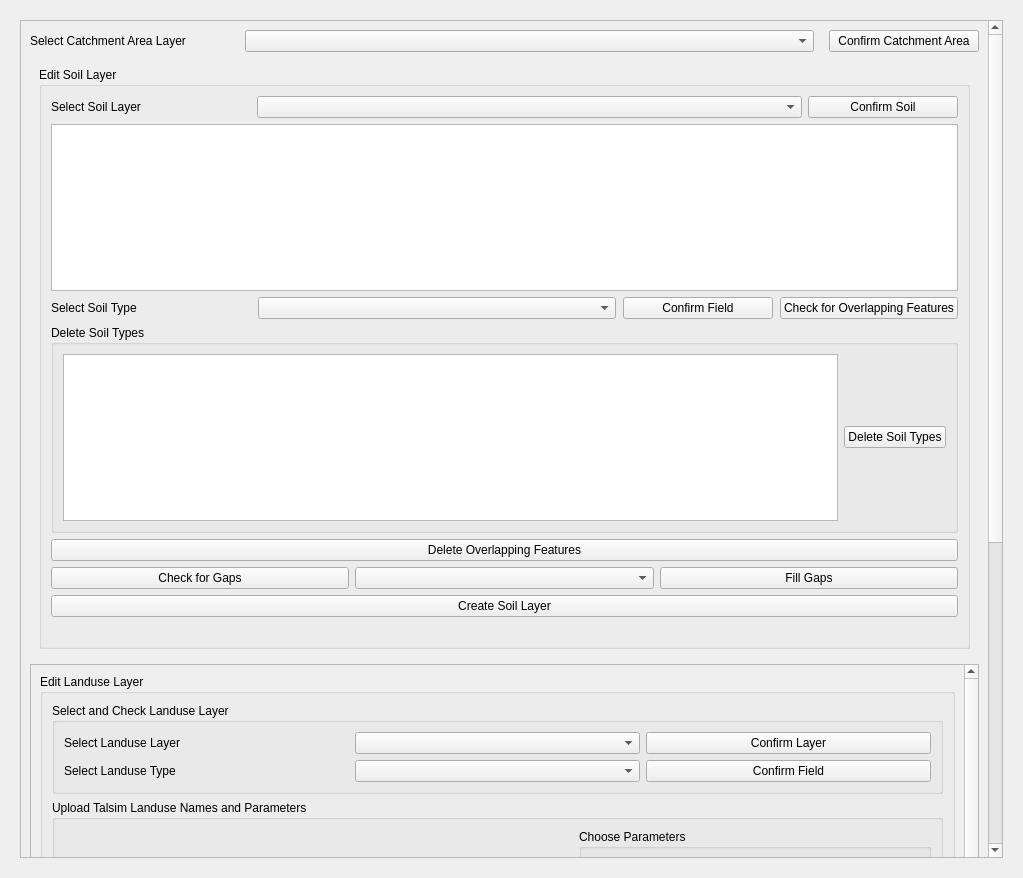
This is qtalsim_dialog_base.ui in sydroconsult/QTalsim as Qt 5 draws it before an edit. The edited form follows.
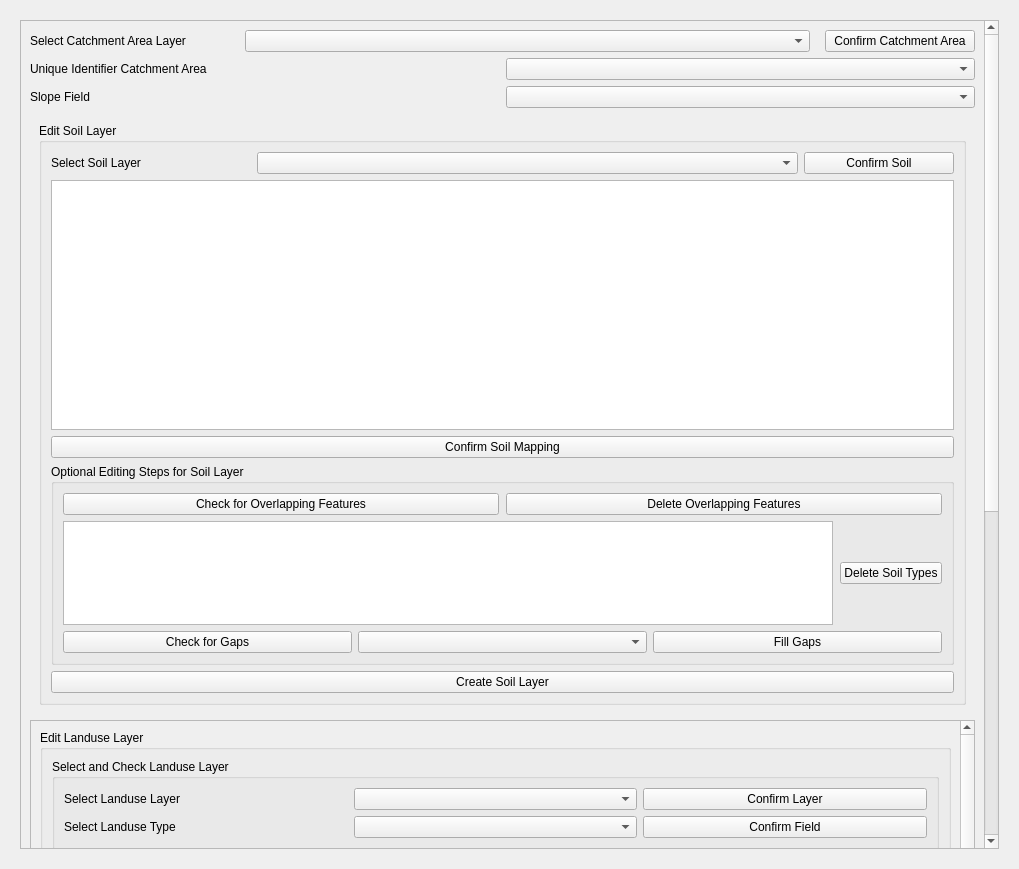
This is the edited form. Custom widgets are drawn as their Qt base class.

What changed in the file:
```diff
--- a/qtalsim_dialog_base.ui
+++ b/qtalsim_dialog_base.ui
@@ -6,8 +6,8 @@
    <rect>
     <x>0</x>
     <y>0</y>
-    <width>1023</width>
-    <height>878</height>
+    <width>1019</width>
+    <height>869</height>
    </rect>
   </property>
   <property name="sizePolicy">
@@ -25,6 +25,9 @@
   <property name="windowTitle">
    <string>QTalsim</string>
   </property>
+  <property name="toolTip">
+   <string extracomment="Mode to eliminate Gaps."/>
+  </property>
   <property name="sizeGripEnabled">
    <bool>false</bool>
   </property>
@@ -50,9 +53,9 @@
          <property name="geometry">
           <rect>
            <x>0</x>
-           <y>-547</y>
-           <width>956</width>
-           <height>1379</height>
+           <y>-609</y>
+           <width>952</width>
+           <height>1432</height>
           </rect>
          </property>
          <layout class="QVBoxLayout" name="verticalLayout">
@@ -125,12 +128,40 @@
               </item>
              </layout>
             </item>
+           </layout>
+          </item>
             <item>
-             <layout class="QHBoxLayout" name="soilLayout">
-              <property name="spacing">
-               <number>15</number>
+           <layout class="QHBoxLayout" name="horizontalLayout_7">
+            <item>
+             <widget class="QLabel" name="labelUICatchment">
+              <property name="text">
+               <string>Unique Identifier Catchment Area</string>
               </property>
-             </layout>
+             </widget>
+            </item>
+            <item>
+             <widget class="QComboBox" name="comboboxUICatchment">
+              <property name="minimumSize">
+               <size>
+                <width>70</width>
+                <height>0</height>
+               </size>
+              </property>
+             </widget>
+            </item>
+           </layout>
+          </item>
+          <item>
+           <layout class="QHBoxLayout" name="horizontalLayout_12">
+            <item>
+             <widget class="QLabel" name="labelSlopeField">
+              <property name="text">
+               <string>Slope Field</string>
+              </property>
+             </widget>
+            </item>
+            <item>
+             <widget class="QComboBox" name="comboboxSlopeField"/>
             </item>
            </layout>
           </item>
@@ -217,58 +248,54 @@
                  </layout>
                 </item>
                 <item>
-                 <widget class="QTableWidget" name="tableSoilMapping"/>
-                </item>
+                 <layout class="QVBoxLayout" name="verticalLayout_17">
+                  <item>
+                   <widget class="QTableWidget" name="tableSoilMapping">
+                    <property name="minimumSize">
+                     <size>
+                      <width>0</width>
+                      <height>250</height>
+                     </size>
+                    </property>
+                   </widget>
+                  </item>
+                  <item>
+                   <widget class="QPushButton" name="onConfirmSoilMapping">
+                    <property name="minimumSize">
+                     <size>
+                      <width>150</width>
+                      <height>0</height>
+                     </size>
+                    </property>
+                    <property name="text">
+                     <string>Confirm Soil Mapping</string>
+                    </property>
+                   </widget>
+                  </item>
+                 </layout>
+                </item>
+                <item>
+                 <layout class="QVBoxLayout" name="verticalLayout_10">
+                  <item>
+                   <widget class="QgsCollapsibleGroupBox" name="groupboxSoilOptional">
+                    <property name="enabled">
+                     <bool>true</bool>
+                    </property>
+                    <property name="sizePolicy">
+                     <sizepolicy hsizetype="Expanding" vsizetype="Expanding">
+                      <horstretch>0</horstretch>
+                      <verstretch>1</verstretch>
+                     </sizepolicy>
+                    </property>
+                    <property name="title">
+                     <string>Optional Editing Steps for Soil Layer </string>
+                    </property>
+                    <layout class="QVBoxLayout" name="verticalLayout_23">
                 <item>
                  <layout class="QHBoxLayout" name="horizontalLayout_16">
                   <property name="spacing">
                    <number>7</number>
                   </property>
-                  <item>
-                   <widget class="QLabel" name="labelSoilType">
-                    <property name="minimumSize">
-                     <size>
-                      <width>200</width>
-                      <height>0</height>
-                     </size>
-                    </property>
-                    <property name="toolTip">
-                     <string>Select the field with the soil types to delete them if necessary.</string>
-                    </property>
-                    <property name="text">
-                     <string>Select Soil Type</string>
-                    </property>
-                   </widget>
-                  </item>
-                  <item>
-                   <widget class="QComboBox" name="comboboxSoilFields">
-                    <property name="sizePolicy">
-                     <sizepolicy hsizetype="MinimumExpanding" vsizetype="Fixed">
-                      <horstretch>0</horstretch>
-                      <verstretch>0</verstretch>
-                     </sizepolicy>
-                    </property>
-                    <property name="minimumSize">
-                     <size>
-                      <width>0</width>
-                      <height>0</height>
-                     </size>
-                    </property>
-                   </widget>
-                  </item>
-                  <item>
-                   <widget class="QPushButton" name="onSoilType">
-                    <property name="minimumSize">
-                     <size>
-                      <width>150</width>
-                      <height>0</height>
-                     </size>
-                    </property>
-                    <property name="text">
-                     <string>Confirm Field</string>
-                    </property>
-                   </widget>
-                  </item>
                   <item>
                    <widget class="QPushButton" name="onOverlappingSoils">
                     <property name="text">
@@ -276,23 +303,20 @@
                     </property>
                    </widget>
                   </item>
+                       <item>
+                        <widget class="QPushButton" name="onDeleteOverlappingSoilFeatures">
+                         <property name="text">
+                          <string>Delete Overlapping Features</string>
+                         </property>
+                        </widget>
+                       </item>
                  </layout>
                 </item>
                 <item>
-                 <widget class="QGroupBox" name="groupboxSoilTypeDelete">
-                  <property name="minimumSize">
-                   <size>
-                    <width>0</width>
-                    <height>100</height>
-                   </size>
-                  </property>
-                  <property name="toolTip">
-                   <string>Ungewünschte Bodenarten können gelöscht werden.</string>
-                  </property>
-                  <property name="title">
-                   <string>Delete Soil Types</string>
-                  </property>
-                  <layout class="QHBoxLayout" name="horizontalLayout_17">
+                      <layout class="QHBoxLayout" name="horizontalLayout_13">
+                       <property name="spacing">
+                        <number>7</number>
+                       </property>
                    <item>
                     <widget class="QListWidget" name="soilTypesDelete">
                      <property name="minimumSize">
@@ -308,35 +332,55 @@
                    </item>
                    <item>
                     <widget class="QPushButton" name="onSoilTypeDelete">
+                         <property name="sizePolicy">
+                          <sizepolicy hsizetype="Minimum" vsizetype="Fixed">
+                           <horstretch>0</horstretch>
+                           <verstretch>0</verstretch>
+                          </sizepolicy>
+                         </property>
                      <property name="text">
                       <string>Delete Soil Types</string>
                      </property>
                     </widget>
                    </item>
                   </layout>
-                 </widget>
-                </item>
-                <item>
-                 <widget class="QPushButton" name="onDeleteOverlappingSoilFeatures">
-                  <property name="text">
-                   <string>Delete Overlapping Features</string>
-                  </property>
-                 </widget>
                 </item>
                 <item>
                  <layout class="QHBoxLayout" name="horizontalGapsSoil">
                   <item>
                    <widget class="QPushButton" name="onCheckGapsSoil">
+                         <property name="sizePolicy">
+                          <sizepolicy hsizetype="Minimum" vsizetype="Expanding">
+                           <horstretch>0</horstretch>
+                           <verstretch>0</verstretch>
+                          </sizepolicy>
+                         </property>
                     <property name="text">
                      <string>Check for Gaps</string>
                     </property>
                    </widget>
                   </item>
                   <item>
-                   <widget class="QComboBox" name="comboboxModeEliminateSoil"/>
+                        <widget class="QComboBox" name="comboboxModeEliminateSoil">
+                         <property name="sizePolicy">
+                          <sizepolicy hsizetype="Preferred" vsizetype="Expanding">
+                           <horstretch>0</horstretch>
+                           <verstretch>0</verstretch>
+                          </sizepolicy>
+                         </property>
+                         <property name="toolTip">
+                          <string extracomment="Mode to eliminate Gaps."/>
+                         </property>
+                        </widget>
                   </item>
                   <item>
                    <widget class="QPushButton" name="onFillGapsSoil">
+                         <property name="sizePolicy">
+                          <sizepolicy hsizetype="Minimum" vsizetype="Expanding">
+                           <horstretch>0</horstretch>
+                           <verstretch>0</verstretch>
+                          </sizepolicy>
+                         </property>
                     <property name="text">
                      <string>Fill Gaps</string>
                     </property>
@@ -344,6 +388,13 @@
                   </item>
                  </layout>
                 </item>
+                    </layout>
+                   </widget>
+                  </item>
+                 </layout>
+                </item>
+                <item>
+                 <layout class="QVBoxLayout" name="verticalLayout_19">
                 <item>
                  <widget class="QPushButton" name="onCreateSoilLayer">
                   <property name="text">
@@ -351,12 +402,7 @@
                   </property>
                  </widget>
                 </item>
-                <item>
-                 <widget class="QLabel" name="label">
-                  <property name="text">
-                   <string/>
-                  </property>
-                 </widget>
+                 </layout>
                 </item>
                </layout>
               </widget>
@@ -379,9 +425,9 @@
              <property name="geometry">
               <rect>
                <x>0</x>
-               <y>-398</y>
-               <width>911</width>
-               <height>896</height>
+               <y>-524</y>
+               <width>907</width>
+               <height>1022</height>
               </rect>
              </property>
              <property name="sizePolicy">
@@ -628,47 +674,13 @@
                            </item>
                           </layout>
                          </item>
-                         <item>
-                          <widget class="QGroupBox" name="groupBox_2">
-                           <property name="toolTip">
-                            <string>Gewünschte Parameter, die vom Talsim-Landnutzungs-CSV übernommen werden sollen auswählen.</string>
-                           </property>
-                           <property name="title">
-                            <string>Choose Parameters</string>
-                           </property>
-                           <layout class="QVBoxLayout" name="verticalLayout_10">
-                            <item>
-                             <widget class="QListWidget" name="landuseParameter">
-                              <property name="selectionMode">
-                               <enum>QAbstractItemView::MultiSelection</enum>
-                              </property>
-                             </widget>
-                            </item>
-                            <item>
-                             <widget class="QPushButton" name="onLanduseParameter">
-                              <property name="text">
-                               <string>Confirm Parameters</string>
-                              </property>
-                             </widget>
-                            </item>
                            </layout>
                           </widget>
                          </item>
                         </layout>
-                       </widget>
-                      </item>
-                     </layout>
-                    </item>
+                    </item>
                     <item>
-                     <layout class="QHBoxLayout" name="horizontalLayout_9">
-                      <item>
-                       <widget class="QPushButton" name="onCheckOverlappingLanduse">
-                        <property name="text">
-                         <string>Check for Overlapping Features</string>
-                        </property>
-                       </widget>
-                      </item>
-                     </layout>
+                     <layout class="QHBoxLayout" name="horizontalLayout_9"/>
                     </item>
                     <item>
                      <layout class="QVBoxLayout" name="verticalLayout_5">
@@ -687,6 +699,12 @@
                           <verstretch>0</verstretch>
                          </sizepolicy>
                         </property>
+                        <property name="minimumSize">
+                         <size>
+                          <width>0</width>
+                          <height>400</height>
+                         </size>
+                        </property>
                        </widget>
                       </item>
                       <item>
@@ -700,12 +718,29 @@
                        </widget>
                       </item>
                       <item>
+                       <widget class="QgsCollapsibleGroupBox" name="mGroupBox_2">
+                        <property name="title">
+                         <string>Optional Editing Steps for Landuse Layer</string>
+                        </property>
+                        <layout class="QVBoxLayout" name="verticalLayout_24">
+                         <item>
+                          <layout class="QHBoxLayout" name="horizontalLayout_14">
+                           <item>
+                            <widget class="QPushButton" name="onCheckOverlappingLanduse">
+                             <property name="text">
+                              <string>Check for Overlapping Features</string>
+                             </property>
+                            </widget>
+                           </item>
+                           <item>
                        <widget class="QPushButton" name="onDeleteOverlapsLanduse">
                         <property name="text">
                          <string>Delete Overlapping Features</string>
                         </property>
                        </widget>
                       </item>
+                          </layout>
+                         </item>
                       <item>
                        <layout class="QHBoxLayout" name="horizontalLayout_10">
                         <item>
@@ -728,6 +763,9 @@
                        </layout>
                       </item>
                      </layout>
+                       </widget>
+                      </item>
+                     </layout>
                     </item>
                     <item>
                      <widget class="QPushButton" name="onCreateLanduseLayer">
@@ -752,7 +790,7 @@
              <item>
               <widget class="QGroupBox" name="groupboxIntersect">
                <property name="toolTip">
-                <string>EZG-Layer, Boden-Layer und Landnutzungslayer werden miteinander verschnitten. Zu kleine Elementarflächen können gelöscht werden (nehmen Parameter von Nachbarpolygonen an).</string>
+                <string>Layers (catchment area, soil, land use) are intersected with each other. Too small HRUs can be deleted.</string>
                </property>
                <property name="title">
                 <string>Intersection of Layers</string>
@@ -766,7 +804,7 @@
                      <string>The minimum size of the HRUs can be defined here. </string>
                     </property>
                     <property name="text">
-                     <string>Minimum Size of Hydrologic Response Units (HRUs)</string>
+                     <string>Minimum Size of Hydrologic Response Units (HRUs) [m²]</string>
                     </property>
                    </widget>
                   </item>
@@ -806,10 +844,17 @@
                 <item>
                  <layout class="QVBoxLayout" name="verticalLayout_4">
                   <item>
-                   <widget class="QComboBox" name="comboboxEliminateModes"/>
+                   <widget class="QComboBox" name="comboboxEliminateModes">
+                    <property name="toolTip">
+                     <string extracomment="Mode to eliminate unwanted areas."/>
+                    </property>
+                   </widget>
                   </item>
                   <item>
                    <widget class="QPushButton" name="onPerformIntersect">
+                    <property name="toolTip">
+                     <string notr="true"/>
+                    </property>
                     <property name="text">
                      <string>Intersect the Layers</string>
                     </property>
```
Lines whose indentation alone changed are shown as unchanged.
